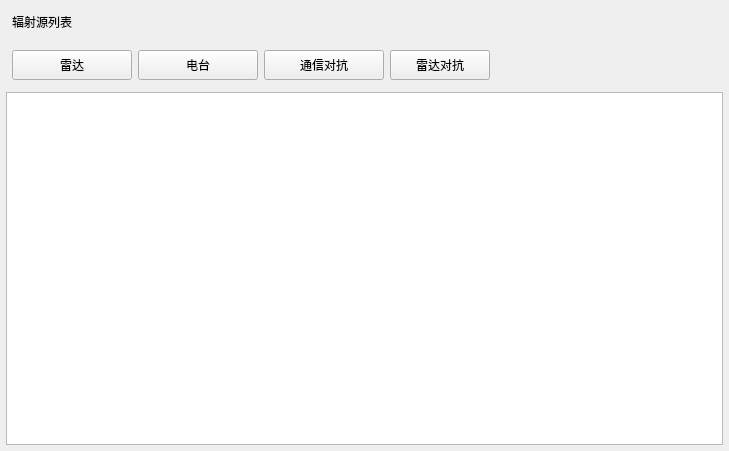
First picture: the form in Project/src/EstimateSituation/RZSourceRadiation.ui, repository jackstraw1112/UVA-MissionPlanning, before the edit.
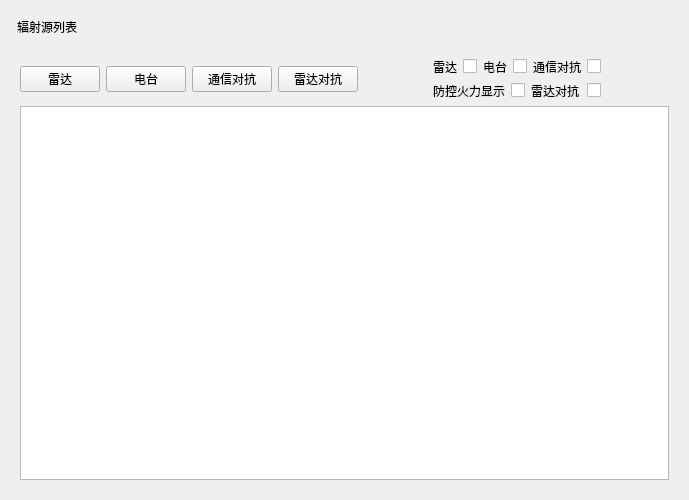
Second picture: the form after the edit.

What changed in the file:
```diff
--- a/Project/src/EstimateSituation/RZSourceRadiation.ui
+++ b/Project/src/EstimateSituation/RZSourceRadiation.ui
@@ -6,27 +6,15 @@
    <rect>
     <x>0</x>
     <y>0</y>
-    <width>729</width>
-    <height>451</height>
+    <width>689</width>
+    <height>500</height>
    </rect>
   </property>
   <property name="windowTitle">
    <string>RZSourceRadiation</string>
   </property>
-  <layout class="QVBoxLayout" name="verticalLayout">
-   <property name="leftMargin">
-    <number>6</number>
-   </property>
-   <property name="topMargin">
-    <number>6</number>
-   </property>
-   <property name="rightMargin">
-    <number>6</number>
-   </property>
-   <property name="bottomMargin">
-    <number>6</number>
-   </property>
-   <item>
+  <layout class="QGridLayout" name="gridLayout_2">
+   <item row="0" column="0">
     <layout class="QHBoxLayout" name="horizontalLayout_3">
      <property name="leftMargin">
       <number>6</number>
@@ -62,149 +50,187 @@
      </item>
     </layout>
    </item>
-   <item>
-    <layout class="QHBoxLayout" name="buttonLayout">
-     <property name="spacing">
-      <number>6</number>
-     </property>
-     <property name="leftMargin">
-      <number>6</number>
-     </property>
-     <property name="topMargin">
-      <number>6</number>
-     </property>
-     <property name="rightMargin">
-      <number>6</number>
-     </property>
-     <property name="bottomMargin">
-      <number>6</number>
-     </property>
-     <item>
-      <widget class="QPushButton" name="btnRadar">
-       <property name="sizePolicy">
-        <sizepolicy hsizetype="Expanding" vsizetype="Fixed">
-         <horstretch>0</horstretch>
-         <verstretch>0</verstretch>
-        </sizepolicy>
-       </property>
-       <property name="minimumSize">
-        <size>
-         <width>0</width>
-         <height>30</height>
-        </size>
-       </property>
-       <property name="maximumSize">
-        <size>
-         <width>120</width>
-         <height>16777215</height>
-        </size>
-       </property>
-       <property name="text">
-        <string>雷达</string>
-       </property>
-      </widget>
-     </item>
-     <item>
-      <widget class="QPushButton" name="btnRadio">
-       <property name="sizePolicy">
-        <sizepolicy hsizetype="Expanding" vsizetype="Fixed">
-         <horstretch>0</horstretch>
-         <verstretch>0</verstretch>
-        </sizepolicy>
-       </property>
-       <property name="minimumSize">
-        <size>
-         <width>0</width>
-         <height>30</height>
-        </size>
-       </property>
-       <property name="maximumSize">
-        <size>
-         <width>120</width>
-         <height>16777215</height>
-        </size>
-       </property>
-       <property name="text">
-        <string>电台</string>
-       </property>
-      </widget>
-     </item>
-     <item>
-      <widget class="QPushButton" name="btnRadioJam">
-       <property name="sizePolicy">
-        <sizepolicy hsizetype="Expanding" vsizetype="Fixed">
-         <horstretch>0</horstretch>
-         <verstretch>0</verstretch>
-        </sizepolicy>
-       </property>
-       <property name="minimumSize">
-        <size>
-         <width>0</width>
-         <height>30</height>
-        </size>
-       </property>
-       <property name="maximumSize">
-        <size>
-         <width>120</width>
-         <height>16777215</height>
-        </size>
-       </property>
-       <property name="text">
-        <string>通信对抗</string>
-       </property>
-      </widget>
-     </item>
-     <item>
-      <widget class="QPushButton" name="btnRadarJam">
-       <property name="sizePolicy">
-        <sizepolicy hsizetype="Expanding" vsizetype="Fixed">
-         <horstretch>0</horstretch>
-         <verstretch>0</verstretch>
-        </sizepolicy>
-       </property>
-       <property name="minimumSize">
-        <size>
-         <width>0</width>
-         <height>30</height>
-        </size>
-       </property>
-       <property name="maximumSize">
-        <size>
-         <width>100</width>
-         <height>16777215</height>
-        </size>
-       </property>
-       <property name="text">
-        <string>雷达对抗</string>
-       </property>
-      </widget>
-     </item>
-     <item>
-      <spacer name="horizontalSpacer_2">
-       <property name="orientation">
-        <enum>Qt::Horizontal</enum>
-       </property>
-       <property name="sizeHint" stdset="0">
-        <size>
-         <width>40</width>
-         <height>20</height>
-        </size>
-       </property>
-      </spacer>
-     </item>
-    </layout>
-   </item>
-   <item>
-    <widget class="QTableView" name="tableView">
-     <property name="sizePolicy">
-      <sizepolicy hsizetype="Expanding" vsizetype="Expanding">
-       <horstretch>0</horstretch>
-       <verstretch>0</verstretch>
-      </sizepolicy>
-     </property>
-     <property name="alternatingRowColors">
-      <bool>true</bool>
-     </property>
+   <item row="1" column="0">
+    <widget class="QWidget" name="radiationWidget" native="true">
+     <layout class="QGridLayout" name="gridLayout">
+      <item row="1" column="0">
+       <widget class="QTableView" name="tableView">
+        <property name="sizePolicy">
+         <sizepolicy hsizetype="Expanding" vsizetype="Expanding">
+          <horstretch>0</horstretch>
+          <verstretch>0</verstretch>
+         </sizepolicy>
+        </property>
+        <property name="alternatingRowColors">
+         <bool>true</bool>
+        </property>
+       </widget>
+      </item>
+      <item row="0" column="0">
+       <layout class="QHBoxLayout" name="horizontalLayout_5">
+        <item>
+         <layout class="QHBoxLayout" name="horizontalLayout">
+          <item>
+           <widget class="QPushButton" name="btnRadar">
+            <property name="text">
+             <string>雷达</string>
+            </property>
+           </widget>
+          </item>
+          <item>
+           <widget class="QPushButton" name="btnRadio">
+            <property name="text">
+             <string>电台</string>
+            </property>
+           </widget>
+          </item>
+          <item>
+           <widget class="QPushButton" name="btnRadioJam">
+            <property name="text">
+             <string>通信对抗</string>
+            </property>
+           </widget>
+          </item>
+          <item>
+           <widget class="QPushButton" name="btnRadarJam">
+            <property name="text">
+             <string>雷达对抗</string>
+            </property>
+           </widget>
+          </item>
+         </layout>
+        </item>
+        <item>
+         <spacer name="horizontalSpacer_3">
+          <property name="orientation">
+           <enum>Qt::Horizontal</enum>
+          </property>
+          <property name="sizeHint" stdset="0">
+           <size>
+            <width>13</width>
+            <height>17</height>
+           </size>
+          </property>
+         </spacer>
+        </item>
+        <item>
+         <layout class="QVBoxLayout" name="verticalLayout">
+          <item>
+           <layout class="QHBoxLayout" name="horizontalLayout_2">
+            <item>
+             <layout class="QHBoxLayout" name="radarSwitchLayout">
+              <item>
+               <widget class="QLabel" name="radarLabel">
+                <property name="text">
+                 <string>雷达</string>
+                </property>
+               </widget>
+              </item>
+              <item>
+               <widget class="QCheckBox" name="radarSwitch">
+                <property name="layoutDirection">
+                 <enum>Qt::RightToLeft</enum>
+                </property>
+               </widget>
+              </item>
+             </layout>
+            </item>
+            <item>
+             <layout class="QHBoxLayout" name="radioSwitchLayout">
+              <item>
+               <widget class="QLabel" name="radioLabel">
+                <property name="text">
+                 <string>电台</string>
+                </property>
+               </widget>
+              </item>
+              <item>
+               <widget class="QCheckBox" name="radioSwitch">
+                <property name="layoutDirection">
+                 <enum>Qt::RightToLeft</enum>
+                </property>
+               </widget>
+              </item>
+             </layout>
+            </item>
+            <item>
+             <layout class="QHBoxLayout" name="defenseFireDisplaySwitchLayout">
+              <item>
+               <widget class="QLabel" name="defenseFireDisplayLabel">
+                <property name="text">
+                 <string>通信对抗</string>
+                </property>
+               </widget>
+              </item>
+              <item>
+               <widget class="QCheckBox" name="defenseFireDisplaySwitch">
+                <property name="layoutDirection">
+                 <enum>Qt::RightToLeft</enum>
+                </property>
+               </widget>
+              </item>
+             </layout>
+            </item>
+           </layout>
+          </item>
+          <item>
+           <layout class="QHBoxLayout" name="horizontalLayout_4">
+            <item>
+             <layout class="QHBoxLayout" name="commJamSwitchLayout">
+              <item>
+               <widget class="QLabel" name="commJamLabel">
+                <property name="text">
+                 <string>防控火力显示</string>
+                </property>
+               </widget>
+              </item>
+              <item>
+               <widget class="QCheckBox" name="commJamSwitch">
+                <property name="layoutDirection">
+                 <enum>Qt::RightToLeft</enum>
+                </property>
+               </widget>
+              </item>
+             </layout>
+            </item>
+            <item>
+             <layout class="QHBoxLayout" name="radarJamSwitchLayout">
+              <item>
+               <widget class="QLabel" name="radarJamLabel">
+                <property name="text">
+                 <string>雷达对抗</string>
+                </property>
+               </widget>
+              </item>
+              <item>
+               <widget class="QCheckBox" name="radarJamSwitch">
+                <property name="layoutDirection">
+                 <enum>Qt::RightToLeft</enum>
+                </property>
+               </widget>
+              </item>
+             </layout>
+            </item>
+           </layout>
+          </item>
+         </layout>
+        </item>
+        <item>
+         <spacer name="defenseFireDisplaySpacer_2">
+          <property name="orientation">
+           <enum>Qt::Horizontal</enum>
+          </property>
+          <property name="sizeHint" stdset="0">
+           <size>
+            <width>40</width>
+            <height>20</height>
+           </size>
+          </property>
+         </spacer>
+        </item>
+       </layout>
+      </item>
+     </layout>
     </widget>
    </item>
   </layout>
```
